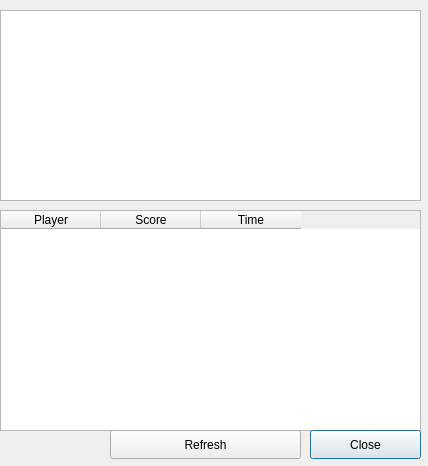
This is ui/serverList.ui in wuzhenjiexd/steam-friends-status as Qt 5 draws it before an edit. The edited form follows.
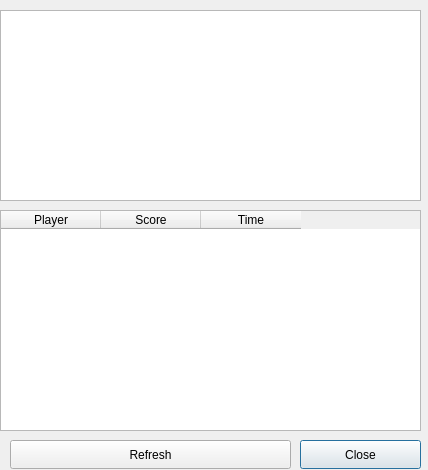
This is the edited form.

Commit message:
User interface and error handling updates
- Reposition the serverList UI buttons, and remove the right justification on data
- Handle conditions: no friends, and/or error (not presented to the user) in SteamQuery
- Added lots of documentation (will probably be needing to document more)
- Remove the fetch/update button at the bottom of the main UI
- Reformat a large portion of the code

Diff of the .ui file:
```diff
--- a/ui/serverList.ui
+++ b/ui/serverList.ui
@@ -1,12 +1,12 @@
 <ui version="4.0" >
  <class>serverList</class>
- <widget class="QDialog" name="serverList" >
-  <property name="geometry" >
+ <widget class="QDialog" name="serverList">
+  <property name="geometry">
    <rect>
     <x>0</x>
     <y>0</y>
     <width>428</width>
-    <height>466</height>
+    <height>470</height>
    </rect>
   </property>
   <property name="sizePolicy" >
@@ -21,10 +21,10 @@
     <height>466</height>
    </size>
   </property>
-  <property name="maximumSize" >
+  <property name="maximumSize">
    <size>
     <width>428</width>
-    <height>466</height>
+    <height>470</height>
    </size>
   </property>
   <property name="windowTitle" >
@@ -122,12 +122,12 @@
     </property>
    </column>
   </widget>
-  <widget class="QPushButton" name="closeButton" >
-   <property name="geometry" >
+  <widget class="QPushButton" name="closeButton">
+   <property name="geometry">
     <rect>
-     <x>310</x>
-     <y>430</y>
-     <width>111</width>
+     <x>300</x>
+     <y>440</y>
+     <width>121</width>
      <height>29</height>
     </rect>
    </property>
@@ -135,12 +135,12 @@
     <string>Close</string>
    </property>
   </widget>
-  <widget class="QPushButton" name="refreshButton" >
-   <property name="geometry" >
+  <widget class="QPushButton" name="refreshButton">
+   <property name="geometry">
     <rect>
-     <x>110</x>
-     <y>430</y>
-     <width>191</width>
+     <x>10</x>
+     <y>440</y>
+     <width>281</width>
      <height>29</height>
     </rect>
    </property>
```
Left out of the diff: 65 changed lines with no effect on the pictures. The commit also changes 4 other files.
